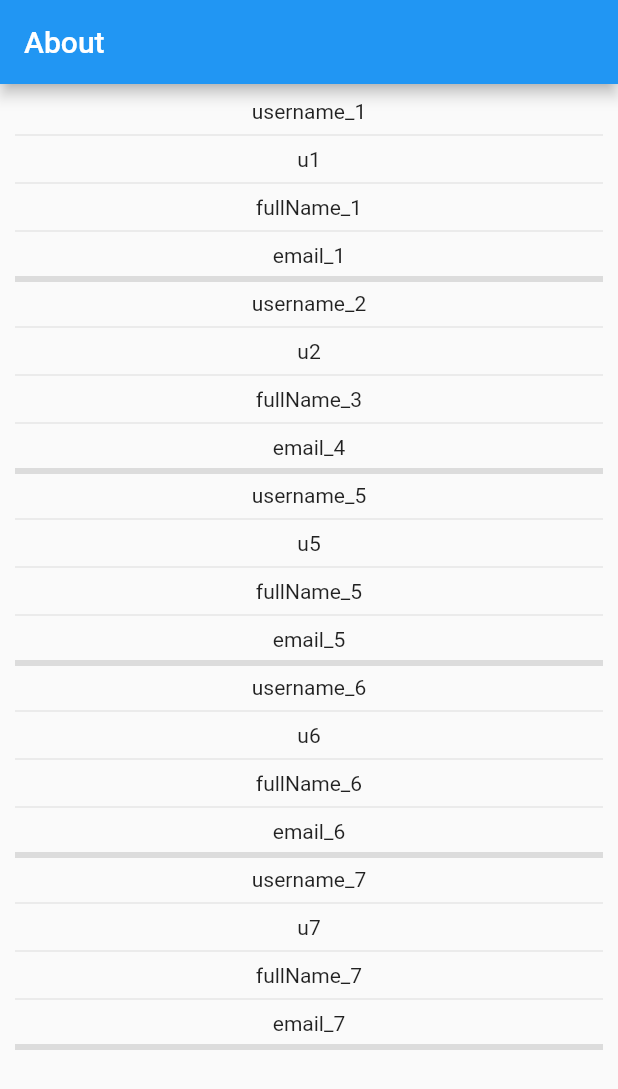
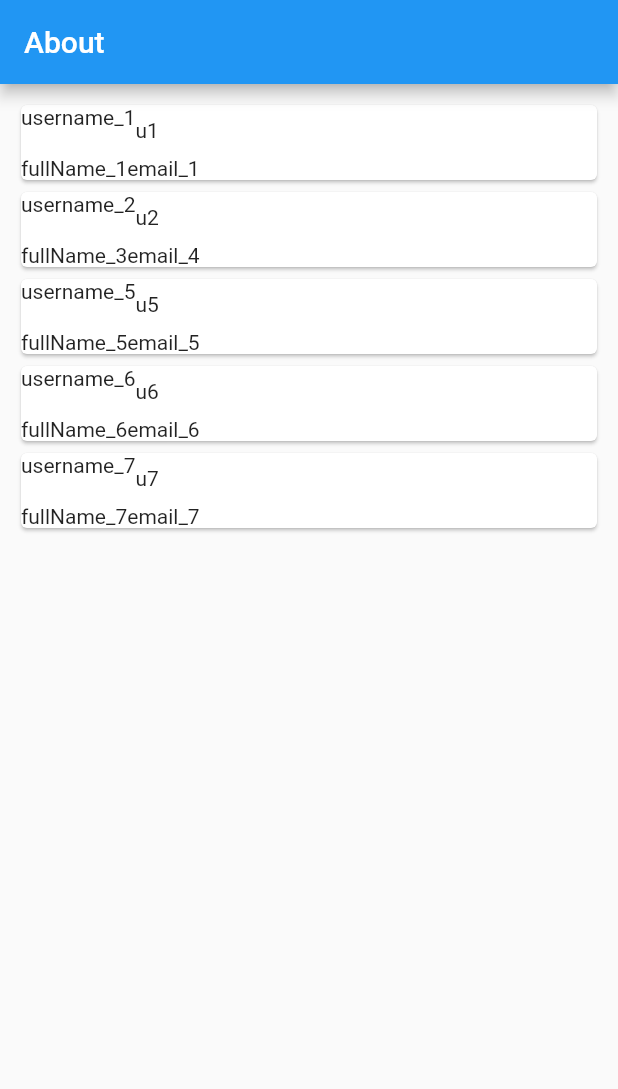
Before and after one commit to mahmudulhasan766/Shop_App_Flutter, a Flutter app: the screen it shows after launch, on a phone screen of 412 x 824 dp. Shown: the top 1089 px of the screen. Run offline on Flutter 3.47's test engine with Material 2 defaults, Android fonts, the phone set to English and light mode, and no system bars.

Commit message:
sand data update

```diff
--- a/lib/about_page.dart
+++ b/lib/about_page.dart
@@ -19,15 +19,26 @@ class AboutScreen extends StatelessWidget {
               return Container(
                 child: Column(
                   children: [
-                    Text(allusers[int].username),
-                    Divider(),
-                    Text(allusers[int].id),
-                    Divider(),
-                    Text(allusers[int].fullName),
-                    Divider(),
-                    Text(allusers[int].email),
-                    Divider(
-                      thickness: 4,
+                    Card(
+                      child: Column(
+                        children: [
+                          Row(
+                            children: [
+                              Container(
+                                height: (34),
+                                child: Text(allusers[int].username),
+                              ),
+                              Text(allusers[int].id),
+                            ],
+                          ),
+                          Row(
+                            children: [
+                              Text(allusers[int].fullName),
+                              Text(allusers[int].email),
+                            ],
+                          )
+                        ],
+                      ),
                     ),
                   ],
                 ),
--- a/lib/homa_page.dart
+++ b/lib/homa_page.dart
@@ -36,6 +36,7 @@ class _HomePageState extends State<HomePage> {
 
   @override
   Widget build(BuildContext context) {
+    final userDate = Provider.of<GlobalState>(context).users;
     return Scaffold(
       appBar: AppBar(
         title: Text("Home"),
```
